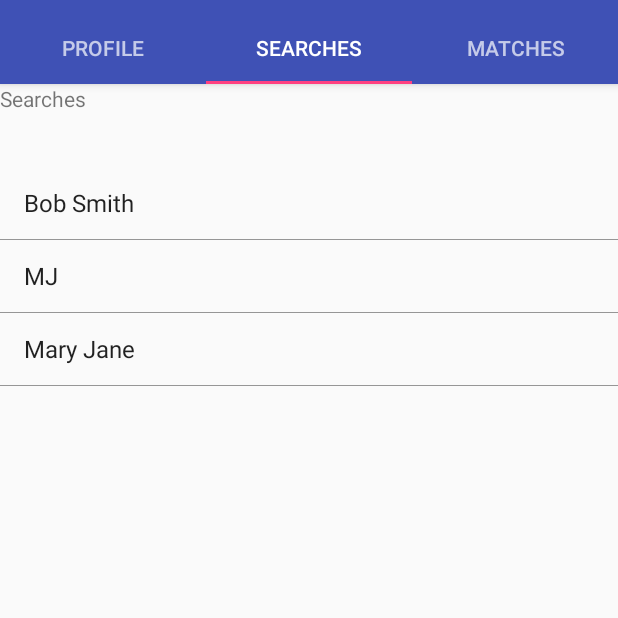
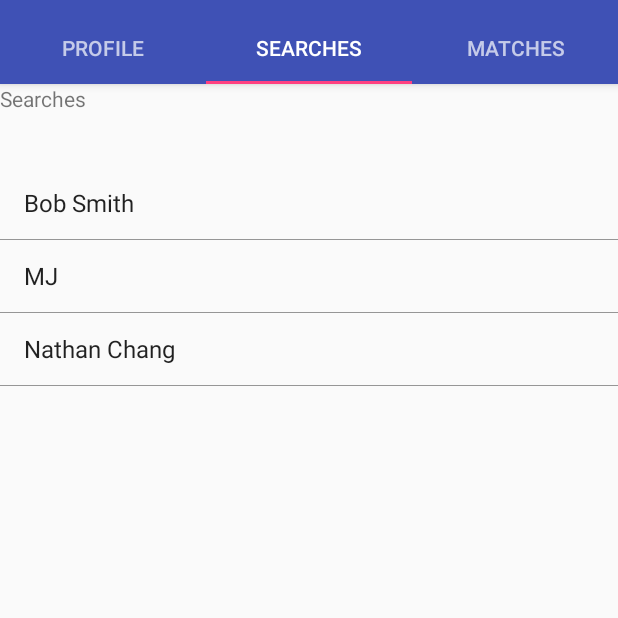
Before and after one commit to chang352/Lets-Eat, an Android app: the screen it shows after launch (ApplicationActivity), tab 2 chosen, on a phone screen of 412 x 824 dp, the top half of it. Run offline under Robolectric (Android 15) with nearby library versions, the phone set to English and light mode, and no system bars.

Commit message:
modified account creation activity, added features to the main UI page tabs

```diff
--- a/Lets-Eat- copy/app/src/main/java/cs307spring17team26/lets_eat_/TabMatchesFragment.java
+++ b/Lets-Eat- copy/app/src/main/java/cs307spring17team26/lets_eat_/TabMatchesFragment.java
@@ -9,11 +9,26 @@ import android.os.Bundle;
 import android.view.LayoutInflater;
 import android.view.View;
 import android.view.ViewGroup;
+import android.widget.ArrayAdapter;
+import android.widget.ListView;
+import android.widget.SearchView;
 
 public class TabMatchesFragment extends Fragment {
+
+    public TabMatchesFragment() {}
+
+    private ListView matchesListView;
+
     @Override
     public View onCreateView(LayoutInflater inflater, ViewGroup container, Bundle savedInstanceState) {
         View rootView = inflater.inflate(R.layout.tab_matches, container, false);
+        SearchView searchBarSearchView = (SearchView)rootView.findViewById(R.id.searchBarSearchView); // initialize a search view
+        CharSequence query = searchBarSearchView.getQuery(); // get the query string currently in the text field
+        String name = "Name";
+        String[] info = {name, "Age", "Location", "Gender", "Favorite Cuisine", "Occupation", "\nHi\nHi\nHi\nHi\nHi\nHi\nHi\nHi\nHi\n"};
+        matchesListView = (ListView)rootView.findViewById(R.id.matchesListView);
+        ArrayAdapter<String> infoListViewAdapter = new ArrayAdapter<String>(getActivity(), android.R.layout.simple_list_item_1, info);
+        matchesListView.setAdapter(infoListViewAdapter);
         return rootView;
     }
 }
--- a/Lets-Eat- copy/app/src/main/java/cs307spring17team26/lets_eat_/TabProfileFragment.java
+++ b/Lets-Eat- copy/app/src/main/java/cs307spring17team26/lets_eat_/TabProfileFragment.java
@@ -22,7 +22,7 @@ public class TabProfileFragment extends Fragment {
     public View onCreateView(LayoutInflater inflater, ViewGroup container, Bundle savedInstanceState) {
         View rootView = inflater.inflate(R.layout.tab_profile, container, false);
         String name = "Name";
-        String[] info = {name, "Age", "Location", "Gender", "Favorite Cuisine", "Occupation", "\nI believe in \nthe Five Ideals of Alpha Kappa Lambda Fraternity \nand subscribe to an emphasis on \nJudeo-Christian Principles, \nLeadership, \nScholarship, \nLoyalty, and \nSelf-Support.\n"};
+        String[] info = {name, "Age", "Location", "Gender", "Favorite Cuisine", "Occupation", "\nHi\nHi\nHi\nHi\nHi\nHi\nHi\nHi\nHi\n"};
         infoListView = (ListView)rootView.findViewById(R.id.infoListView);
         ArrayAdapter<String> infoListViewAdapter = new ArrayAdapter<String>(getActivity(), android.R.layout.simple_list_item_1, info);
         infoListView.setAdapter(infoListViewAdapter);
--- a/Lets-Eat- copy/app/src/main/java/cs307spring17team26/lets_eat_/TabSearchesFragment.java
+++ b/Lets-Eat- copy/app/src/main/java/cs307spring17team26/lets_eat_/TabSearchesFragment.java
@@ -22,7 +22,7 @@ public class TabSearchesFragment extends Fragment {
     public View onCreateView(LayoutInflater inflater, ViewGroup container, Bundle savedInstanceState) {
         View rootView = inflater.inflate(R.layout.tab_searches, container, false);
         String name = "Bob Smith";
-        String[] info = {name, "MJ", "Mary Jane"};
+        String[] info = {name, "MJ", "Nathan Chang"};
         searchesListView = (ListView)rootView.findViewById(R.id.searchesListView);
         ArrayAdapter<String> searchesListViewAdapter = new ArrayAdapter<String>(getActivity(), android.R.layout.simple_list_item_1, info);
         searchesListView.setAdapter(searchesListViewAdapter);
```
Also changed, not shown: Lets-Eat- copy/app/src/main/AndroidManifest.xml (+8 -2 lines), Lets-Eat- copy/app/src/main/java/cs307spring17team26/lets_eat_/AccountCreationActivity.java (+3 -61 lines), Lets-Eat- copy/app/src/main/res/layout/tab_matches.xml (+14 -5 lines).
